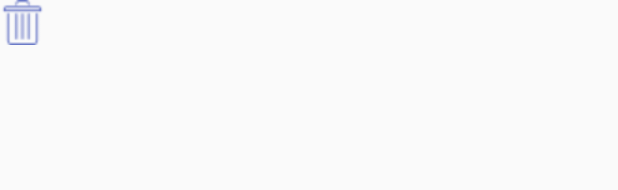
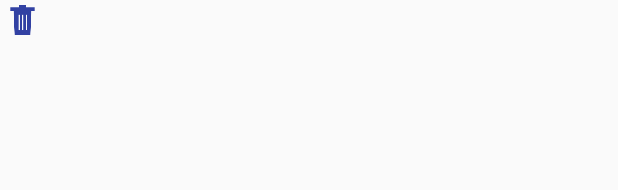
Before and after one commit to shawshank95/ServeEasy, an Android app: the layout remove_category.xml on its own in the app's theme, with its tools: preview values and no code run, on a phone screen of 412 x 824 dp. Shown: the top 190 px of the screen. Run offline under Robolectric (Android 15) with nearby library versions, the phone set to English and light mode, and no system bars; network calls fail.

Commit message:
Icons , transanctions list reversal , runtime location permission left

```diff
--- a/app/src/main/res/layout/remove_category.xml
+++ b/app/src/main/res/layout/remove_category.xml
@@ -3,23 +3,28 @@
     xmlns:tools="http://schemas.android.com/tools"
     android:layout_width="wrap_content"
     android:layout_height="wrap_content"
-    android:orientation="horizontal">
+    android:orientation="horizontal"
+    >
 
     <TextView
         android:id="@+id/textout"
         android:layout_width="0dp"
         android:layout_weight="6"
-        android:layout_height="wrap_content"/>
+        android:layout_height="wrap_content"
+        android:layout_marginBottom="10dp"/>
     <TextView
         android:id="@+id/category_price_textout"
         android:layout_width="wrap_content"
         android:layout_weight="1"
-        android:layout_height="wrap_content"/>
+        android:layout_height="wrap_content"
+        android:layout_marginBottom="10dp"
+        />
 
     <ImageView
-        android:src="@drawable/dustbin"
+        android:layout_marginTop="3dp"
+        android:src="@drawable/blue_bin"
         android:id="@+id/remove"
         android:layout_width="30dp"
-        android:layout_height="30dp"
+        android:layout_height="20dp"
         android:text="Remove"/>
 </LinearLayout>
```
Also changed, not shown: app/src/main/AndroidManifest.xml (+6 -3 lines), app/src/main/java/com/example/bhagat/finalyear/ConsumerTransactionsAdapter.java (+4 -4 lines), app/src/main/java/com/example/bhagat/finalyear/NearbyServicesAdapter.java (+5 -2 lines), app/src/main/java/com/example/bhagat/finalyear/ProviderTransactionsAdapter.java (+4 -4 lines), app/src/main/java/com/example/bhagat/finalyear/RequestsAdapter.java (+5 -2 lines), app/src/main/res/drawable-mdpi/blue_bin.png (added), app/src/main/res/drawable-mdpi/green_tick.png (added), app/src/main/res/drawable-mdpi/red_cross.png (added), app/src/main/res/drawable-mdpi/yellow_checked.png (added), app/src/main/res/drawable-mdpi/yellow_pending.png (added), app/src/main/res/drawable-mdpi/yellow_processing.png (added), app/src/main/res/drawable-mdpi/yellow_tick.png (added).
